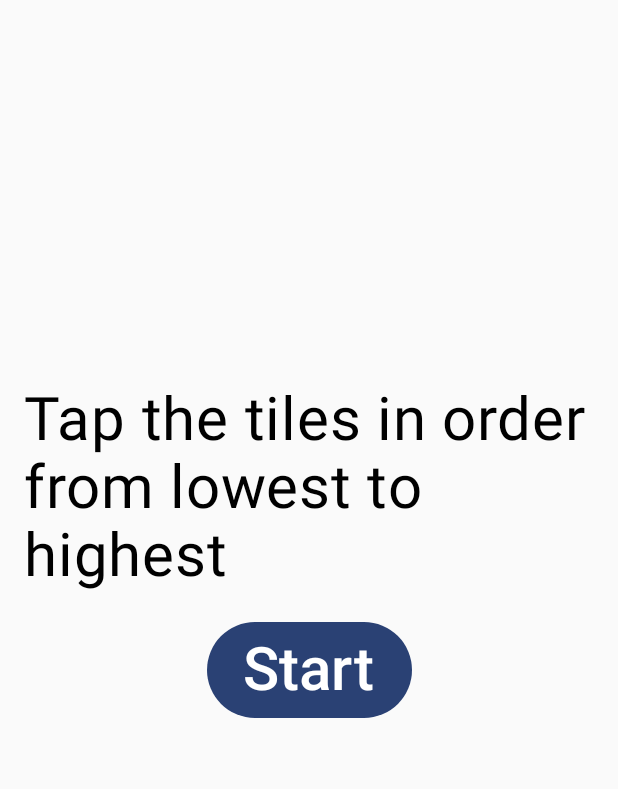
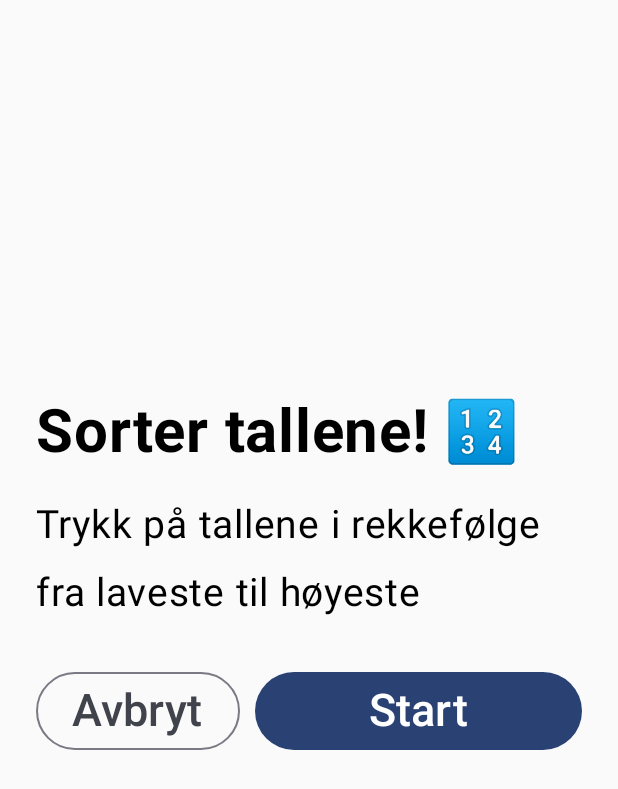
Before and after one commit to GamerForFunn/First_Test_Bachelor, an Android app built with Jetpack Compose: the screen it shows after launch (MainActivity), after a tap on "Game 1", on a phone screen of 412 x 824 dp. Shown: the top 789 px of the screen. Run offline under Robolectric (Android 15) with nearby library versions, the phone set to English and light mode, and no system bars; 1 statement that could not run was skipped.

Commit message:
jeg la til overskrift på game 1 instruksjoner

```diff
--- a/app/src/main/java/com/example/cognitiveexercisesapp/ui/data/GameInstructions.kt
+++ b/app/src/main/java/com/example/cognitiveexercisesapp/ui/data/GameInstructions.kt
@@ -11,7 +11,7 @@ object GameInstructions {
     var difficulty by mutableStateOf(1f) // Default value
 
 
-    var currentLanguage = "EN" // Default language
+    var currentLanguage = "NO" // Default language
 
 /* TODO im using the \n tag becaus its the only way i could figur out how to verticly center text :( */
     fun getWronAnswerGame1(): String {
@@ -32,7 +32,7 @@ object GameInstructions {
 
     fun getGame1Instructions(): String {
         return if (currentLanguage == "NO") {
-            "Trykk på flisene i rekkefølge fra laveste til høyeste"
+            "Trykk på tallene i rekkefølge fra laveste til høyeste"
         } else {
             "Tap the tiles in order from lowest to highest"
         }
--- a/app/src/main/java/com/example/cognitiveexercisesapp/ui/navigation/Instructions/Game1Screen.kt
+++ b/app/src/main/java/com/example/cognitiveexercisesapp/ui/navigation/Instructions/Game1Screen.kt
@@ -2,11 +2,14 @@ package com.example.cognitiveexercisesapp.ui.navigation.Instructions
 
 import androidx.compose.foundation.layout.*
 import androidx.compose.material3.Button
+import androidx.compose.material3.OutlinedButton
 import androidx.compose.material3.Text
 import androidx.compose.runtime.Composable
 import androidx.compose.ui.Alignment
 import androidx.compose.ui.Modifier
+import androidx.compose.ui.text.font.FontWeight
 import androidx.compose.ui.unit.dp
+import androidx.compose.ui.unit.sp
 import androidx.navigation.NavController
 import com.example.cognitiveexercisesapp.ui.data.GameInstructions
 import com.example.cognitiveexercisesapp.ui.navigation.Routes
@@ -14,6 +17,52 @@ import com.example.cognitiveexercisesapp.ui.theme.AppTheme
 
 @Composable
 fun Game1ScreenInstructions(navController: NavController) {
+    Column(
+        modifier = Modifier
+            .fillMaxSize()
+            .padding(24.dp)
+            .then(AppTheme.screenPadding)
+    ) {
+        Text(
+            text = "Sorter tallene! 🔢",
+            fontSize = AppTheme.h1,
+            fontWeight = FontWeight.Bold
+        )
+
+        Spacer(modifier = Modifier.height(15.dp))
+
+        Text(text = GameInstructions.getGame1Instructions(), fontSize = 26.sp)
+
+        Spacer(modifier = Modifier.height(30.dp))
+
+        Row(
+            verticalAlignment = Alignment.CenterVertically,
+        ) {
+            OutlinedButton(
+                onClick = { navController.navigate(Routes.homeScreen) }
+            ) {
+                Text(text = "Avbryt", fontSize = 30.sp)
+            }
+
+            Spacer(modifier = Modifier.width(10.dp))
+
+            Button(
+                onClick = { navController.navigate(Routes.game1Screen) },
+                modifier = Modifier
+                    .fillMaxWidth()
+            ) {
+                Text(text = "Start", fontSize = 30.sp)
+            }
+        }
+    }
+
+
+
+
+
+
+
+/*
     Column(
         horizontalAlignment = Alignment.CenterHorizontally,
         modifier = Modifier
@@ -28,5 +77,5 @@ fun Game1ScreenInstructions(navController: NavController) {
         Button(onClick = { navController.navigate(Routes.game1Screen) }) {
             Text(text = "Start", fontSize = AppTheme.buttonTextSize)
         }
-    }
+    }*/
 }
```
